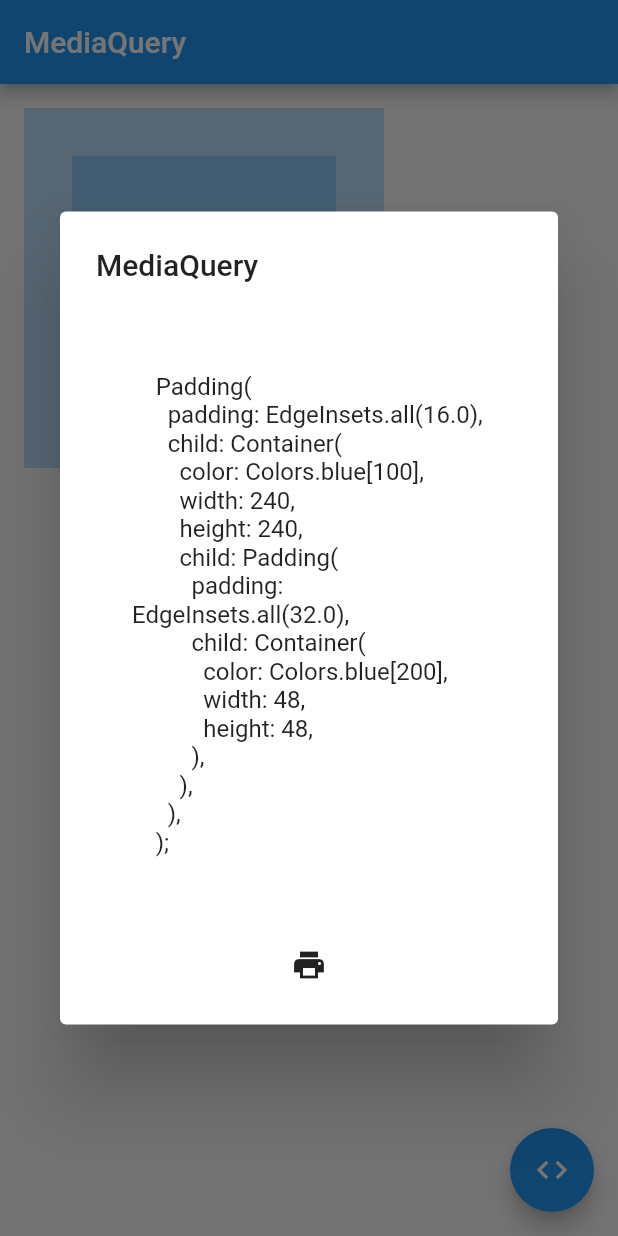
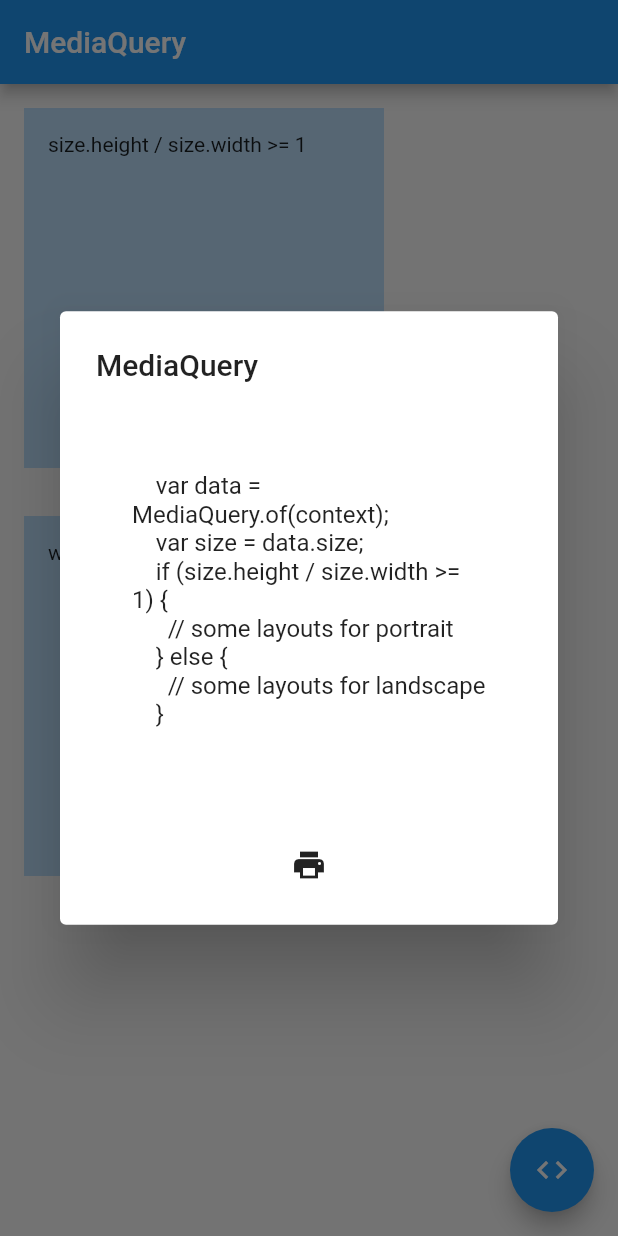
Before and after one commit to ticktakclock/FlutterWidgets, a Flutter app: the DetailMediaQuery widget shown alone on an empty page, opened directly, after a tap on the "code" icon, on a phone screen of 412 x 824 dp. Run offline on Flutter 3.47's test engine with Material 2 defaults, Android fonts, the phone set to English and light mode, and no system bars.

Commit message:
Add MediaQuery

```diff
--- a/lib/layouts/layouts.dart
+++ b/lib/layouts/layouts.dart
@@ -185,6 +185,89 @@ class DetailPadding extends DetailWidget {
         ),
       ),
     );''';
+  }
+}
+
+class DetailMediaQuery extends DetailWidget {
+  @override
+  String getTitle() {
+    return "MediaQuery";
+  }
+
+  @override
+  Widget buildBody(BuildContext context) {
+    var data = MediaQuery.of(context);
+    var size = data.size;
+    if (size.height / size.width >= 1) {
+      return Column(
+        children: <Widget>[
+          Padding(
+            padding: EdgeInsets.all(16.0),
+            child: Container(
+              padding: EdgeInsets.all(16.0),
+              color: Colors.blue[100],
+              width: 240,
+              height: 240,
+              child: Text("size.height / size.width >= 1"),
+            ),
+          ),
+          Padding(
+            padding: EdgeInsets.all(16.0),
+            child: Container(
+                padding: EdgeInsets.all(16.0),
+                color: Colors.blue[100],
+                width: 240,
+                height: 240,
+                child: Text("width: ${size.width} , height: ${size.height}")),
+          ),
+        ],
+      );
+    } else {
+      return Row(
+        children: <Widget>[
+          Padding(
+            padding: EdgeInsets.all(16.0),
+            child: Container(
+              padding: EdgeInsets.all(16.0),
+              color: Colors.green[100],
+              width: 240,
+              height: 240,
+              child: Text("size.height / size.width < 1"),
+            ),
+          ),
+          Padding(
+            padding: EdgeInsets.all(16.0),
+            child: Container(
+                padding: EdgeInsets.all(16.0),
+                color: Colors.green[100],
+                width: 240,
+                height: 240,
+                child: Text("width: ${size.width} , height: ${size.height}")),
+          ),
+        ],
+      );
+    }
+  }
+
+  @override
+  Widget buildCode() {
+    return new Container(
+      margin: const EdgeInsets.all(48.0),
+      child: new Text(getCode()),
+    );
+  }
+
+  @override
+  String getCode() {
+    return '''
+    var data = MediaQuery.of(context);
+    var size = data.size;
+    if (size.height / size.width >= 1) {
+      // some layouts for portrait
+    } else {
+      // some layouts for landscape
+    }
+    ''';
   }
 }
 
@@ -502,7 +585,6 @@ class DetailExpanded extends DetailWidget {
 }
 
 class DetailGridView extends DetailWidget {
-
   @override
   String getTitle() {
     return "GridView";
@@ -598,7 +680,6 @@ class DetailGridView extends DetailWidget {
 }
 
 class DetailCustomScrollView extends DetailWidget {
-
   @override
   String getTitle() {
     return "CustomScrollView";
@@ -706,60 +787,3 @@ class DetailCustomScrollView extends DetailWidget {
     ''';
   }
 }
-
-
-class DetailMediaQuery extends DetailWidget {
-  @override
-  String getTitle() {
-    return "MediaQuery";
-  }
-
-  @override
-  Widget buildBody(BuildContext context) {
-    return Padding(
-      padding: EdgeInsets.all(16.0),
-      child: Container(
-        color: Colors.blue[100],
-        width: 240,
-        height: 240,
-        child: Padding(
-          padding: EdgeInsets.all(32.0),
-          child: Container(
-            color: Colors.blue[200],
-            width: 48,
-            height: 48,
-          ),
-        ),
-      ),
-    );
-  }
-
-  @override
-  Widget buildCode() {
-    return new Container(
-      margin: const EdgeInsets.all(48.0),
-      child: new Text(getCode()),
-    );
-  }
-
-  @override
-  String getCode() {
-    return '''
-    Padding(
-      padding: EdgeInsets.all(16.0),
-      child: Container(
-        color: Colors.blue[100],
-        width: 240,
-        height: 240,
-        child: Padding(
-          padding: EdgeInsets.all(32.0),
-          child: Container(
-            color: Colors.blue[200],
-            width: 48,
-            height: 48,
-          ),
-        ),
-      ),
-    );''';
-  }
-}
--- a/lib/main.dart
+++ b/lib/main.dart
@@ -60,6 +60,7 @@ class _MyHomePageState extends State<MyHomePage> {
       DetailCenter(),
       DetailAlign(),
       DetailPadding(),
+      DetailMediaQuery(),
       DetailRow(),
       DetailColumn(),
       DetailAspectRatio(),
```
